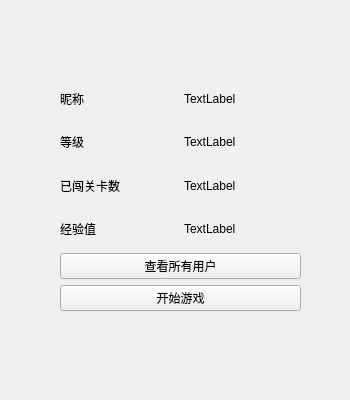
Above: playerreadywidget.ui from Poeroz/wordgame before the change. Below: the same form after it.
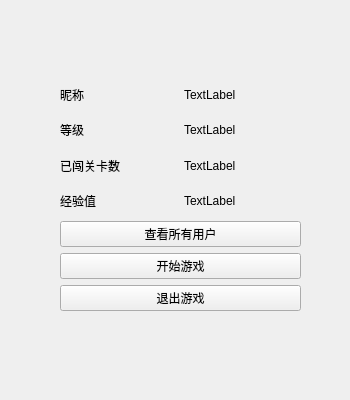
That is the form after the change.

What changed in the file:
```diff
--- a/playerreadywidget.ui
+++ b/playerreadywidget.ui
@@ -13,7 +13,7 @@
   <property name="windowTitle">
    <string>Form</string>
   </property>
-  <widget class="QWidget" name="">
+  <widget class="QWidget" name="layoutWidget">
    <property name="geometry">
     <rect>
      <x>60</x>
@@ -97,6 +97,13 @@
       </property>
      </widget>
     </item>
+    <item>
+     <widget class="QPushButton" name="exitBtn">
+      <property name="text">
+       <string>退出游戏</string>
+      </property>
+     </widget>
+    </item>
    </layout>
   </widget>
  </widget>
```
